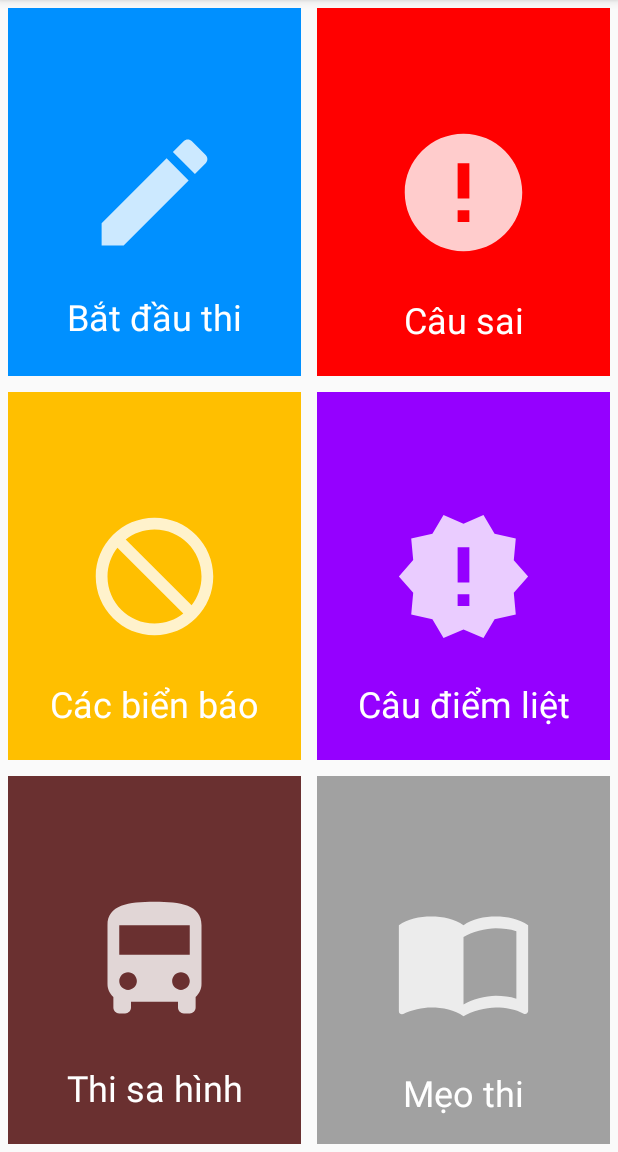
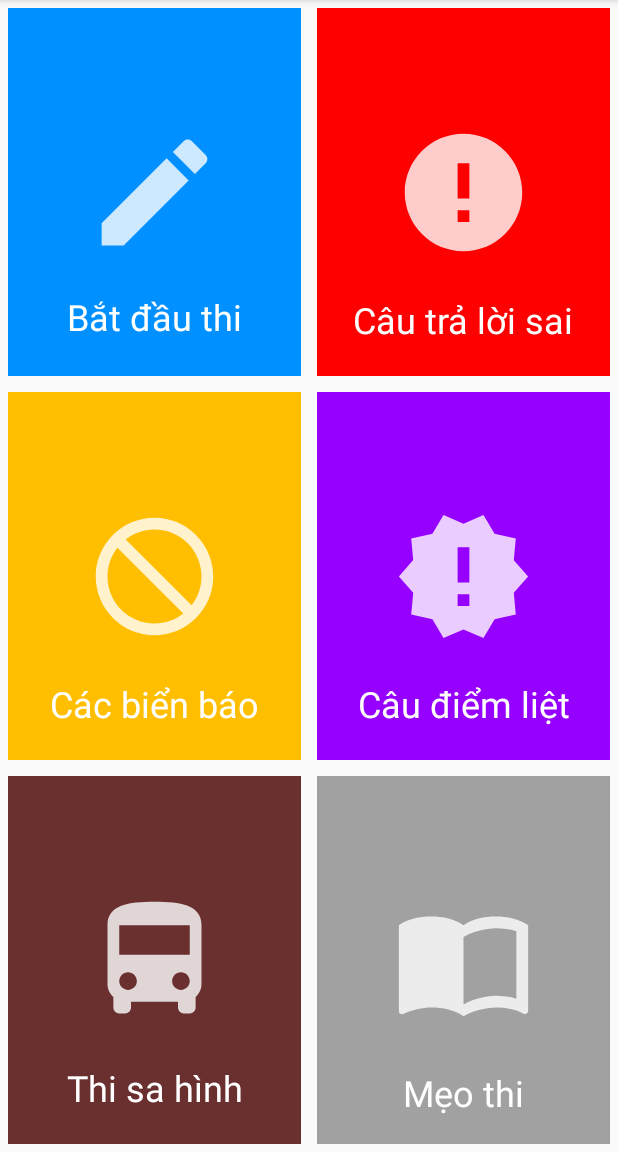
Before and after one commit to khanhduy2k/Android_app, an Android app: the screen it shows after launch (Home), on a phone screen of 412 x 824 dp, the part 84-1236 px from its top. Run offline under Robolectric (Android 15) with nearby library versions, the phone set to English and light mode, and no system bars; Roboto replaces fonts that are not available here.

```diff
--- a/app/src/main/java/com/example/thi_trac_nghiem/Home.java
+++ b/app/src/main/java/androidVnua/vnua/thi_trac_nghiem/Home.java
@@ -1,4 +1,4 @@
-package com.example.thi_trac_nghiem;
+package androidVnua.vnua.thi_trac_nghiem;
 
 import androidx.appcompat.app.AppCompatActivity;
 import androidx.constraintlayout.widget.ConstraintLayout;
@@ -6,6 +6,8 @@ import androidx.constraintlayout.widget.ConstraintLayout;
 import android.os.Bundle;
 import android.view.View;
 import android.widget.Toast;
+
+import androidVnua.vnua.thi_trac_nghiem.R;
 
 public class Home extends AppCompatActivity {
 
--- a/app/src/main/java/com/example/thi_trac_nghiem/MainActivity.java
+++ b/app/src/main/java/androidVnua/vnua/thi_trac_nghiem/MainActivity.java
@@ -1,14 +1,14 @@
-package com.example.thi_trac_nghiem;
+package androidVnua.vnua.thi_trac_nghiem;
 
 import androidx.appcompat.app.AppCompatActivity;
 import android.content.Intent;
 import android.os.Bundle;
 import android.os.Handler;
-import android.view.View;
 import android.view.animation.Animation;
 import android.view.animation.AnimationUtils;
 import android.widget.TextView;
-import android.widget.Toast;
+
+import androidVnua.vnua.thi_trac_nghiem.R;
 
 public class MainActivity extends AppCompatActivity {
     private static int SPLASH_SCREEN = 2500;
--- a/app/src/main/java/com/example/thi_trac_nghiem/MainBaiThi.java
+++ b/app/src/main/java/androidVnua/vnua/thi_trac_nghiem/MainBaiThi.java
@@ -1,7 +1,9 @@
-package com.example.thi_trac_nghiem;
+package androidVnua.vnua.thi_trac_nghiem;
 
 import androidx.appcompat.app.AppCompatActivity;
 import android.os.Bundle;
+
+import androidVnua.vnua.thi_trac_nghiem.R;
 
 public class MainBaiThi extends AppCompatActivity {
 
--- a/app/src/main/res/layout/activity_home.xml
+++ b/app/src/main/res/layout/activity_home.xml
@@ -4,24 +4,25 @@ xmlns:app="http://schemas.android.com/apk/res-auto"
 xmlns:tools="http://schemas.android.com/tools"
 android:layout_width="match_parent"
 android:layout_height="match_parent"
-tools:context=".Home">
+tools:context="androidVnua.vnua.thi_trac_nghiem.Home">
 
     <LinearLayout
-    android:weightSum="10"
         android:layout_width="match_parent"
         android:layout_height="match_parent"
+        android:baselineAligned="false"
         android:orientation="horizontal"
+        android:weightSum="10"
         app:layout_constraintBottom_toBottomOf="parent"
         app:layout_constraintEnd_toEndOf="parent"
         app:layout_constraintStart_toStartOf="parent"
         app:layout_constraintTop_toTopOf="parent">
 
         <LinearLayout
-        android:weightSum="9"
             android:layout_width="0dp"
             android:layout_height="match_parent"
             android:layout_weight="5"
-        android:orientation="vertical">
+            android:orientation="vertical"
+            android:weightSum="9">
 
             <androidx.constraintlayout.widget.ConstraintLayout
                 android:id="@+id/btnBatDauThi"
@@ -33,6 +34,7 @@ tools:context=".Home">
                 android:onClick="onClick">
 
                 <ImageView
+                    android:contentDescription="@string/content_img"
                     android:id="@+id/imageView2"
                     android:layout_width="110dp"
                     android:layout_height="94dp"
@@ -46,7 +48,7 @@ tools:context=".Home">
                     android:id="@+id/textView6"
                     android:layout_width="wrap_content"
                     android:layout_height="wrap_content"
-                android:text="Bắt đầu thi"
+                    android:text="@string/batdauthi"
                     android:textColor="#FFFFFF"
                     android:textSize="24sp"
                     app:layout_constraintBottom_toBottomOf="parent"
@@ -66,6 +68,7 @@ tools:context=".Home">
                 android:onClick="onClick">
 
                 <ImageView
+                    android:contentDescription="@string/content_img"
                     android:id="@+id/imageView5"
                     android:layout_width="110dp"
                     android:layout_height="94dp"
@@ -79,7 +82,7 @@ tools:context=".Home">
                     android:id="@+id/textView9"
                     android:layout_width="wrap_content"
                     android:layout_height="wrap_content"
-                android:text="Các biển báo"
+                    android:text="@string/cacbienbao"
                     android:textColor="#FFFFFF"
                     android:textSize="24sp"
                     app:layout_constraintBottom_toBottomOf="parent"
@@ -98,6 +101,7 @@ tools:context=".Home">
                 android:onClick="onClick">
 
                 <ImageView
+                    android:contentDescription="@string/content_img"
                     android:id="@+id/imageView7"
                     android:layout_width="110dp"
                     android:layout_height="94dp"
@@ -111,7 +115,7 @@ tools:context=".Home">
                     android:id="@+id/textView11"
                     android:layout_width="wrap_content"
                     android:layout_height="wrap_content"
-                android:text="Thi sa hình"
+                    android:text="@string/thisahinh"
                     android:textColor="#FFFFFF"
                     android:textSize="24sp"
                     app:layout_constraintBottom_toBottomOf="parent"
@@ -123,11 +127,11 @@ tools:context=".Home">
         </LinearLayout>
 
         <LinearLayout
-        android:weightSum="9"
             android:layout_width="0dp"
             android:layout_height="match_parent"
             android:layout_weight="5"
-        android:orientation="vertical">
+            android:orientation="vertical"
+            android:weightSum="9">
 
             <androidx.constraintlayout.widget.ConstraintLayout
                 android:id="@+id/btnCauSai"
@@ -139,6 +143,7 @@ tools:context=".Home">
                 android:onClick="onClick">
 
                 <ImageView
+                    android:contentDescription="@string/content_img"
                     android:id="@+id/imageView3"
                     android:layout_width="110dp"
                     android:layout_height="94dp"
@@ -152,7 +157,7 @@ tools:context=".Home">
                     android:id="@+id/textView7"
                     android:layout_width="wrap_content"
                     android:layout_height="wrap_content"
-                android:text="Câu sai"
+                    android:text="@string/cautraloisai"
                     android:textColor="#FFFFFF"
                     android:textSize="24sp"
                     app:layout_constraintBottom_toBottomOf="parent"
@@ -171,6 +176,7 @@ tools:context=".Home">
                 android:onClick="onClick">
 
                 <ImageView
+                    android:contentDescription="@string/content_img"
                     android:id="@+id/imageView6"
                     android:layout_width="110dp"
                     android:layout_height="94dp"
@@ -184,7 +190,7 @@ tools:context=".Home">
                     android:id="@+id/textView10"
                     android:layout_width="wrap_content"
                     android:layout_height="wrap_content"
-                android:text="Câu điểm liệt"
+                    android:text="@string/caudiemliet"
                     android:textColor="#FFFFFF"
                     android:textSize="24sp"
                     app:layout_constraintBottom_toBottomOf="parent"
@@ -203,6 +209,7 @@ tools:context=".Home">
                 android:onClick="onClick">
 
                 <ImageView
+                    android:contentDescription="@string/content_img"
                     android:id="@+id/imageView4"
                     android:layout_width="110dp"
                     android:layout_height="94dp"
@@ -216,7 +223,7 @@ tools:context=".Home">
                     android:id="@+id/textView8"
                     android:layout_width="wrap_content"
                     android:layout_height="wrap_content"
-                android:text="Mẹo thi"
+                    android:text="@string/meothi"
                     android:textColor="#FFFFFF"
                     android:textSize="24sp"
                     app:layout_constraintBottom_toBottomOf="parent"
--- a/app/src/main/res/layout/activity_main.xml
+++ b/app/src/main/res/layout/activity_main.xml
@@ -4,7 +4,7 @@
     xmlns:tools="http://schemas.android.com/tools"
     android:layout_width="match_parent"
     android:layout_height="match_parent"
-    tools:context=".MainActivity">
+    tools:context="androidVnua.vnua.thi_trac_nghiem.MainActivity">
 
     <ImageView
         android:id="@+id/imageLogo"
--- a/app/src/main/res/layout/activity_main_bai_thi.xml
+++ b/app/src/main/res/layout/activity_main_bai_thi.xml
@@ -5,7 +5,7 @@
     xmlns:app="http://schemas.android.com/apk/res-auto"
     android:layout_width="match_parent"
     android:layout_height="match_parent"
-    tools:context=".MainBaiThi">
+    tools:context="androidVnua.vnua.thi_trac_nghiem.MainBaiThi">
 
   <TextView
       android:id="@+id/textView"
--- a/app/src/main/res/values/strings.xml
+++ b/app/src/main/res/values/strings.xml
@@ -1,3 +1,10 @@
 <resources>
     <string name="app_name">Ôn thi GPLX</string>
+    <string name="content_img">Hình ảnh icon</string>
+    <string name="batdauthi">Bắt đầu thi</string>
+    <string name="cacbienbao">Các biển báo</string>
+    <string name="thisahinh">Thi sa hình</string>
+    <string name="cautraloisai">Câu trả lời sai</string>
+    <string name="caudiemliet">Câu điểm liệt</string>
+    <string name="meothi">Mẹo thi</string>
 </resources>
```
Also changed, not shown: app/src/main/AndroidManifest.xml (+4 -5 lines), 5 other files. Lines whose indentation alone changed are shown as unchanged.
